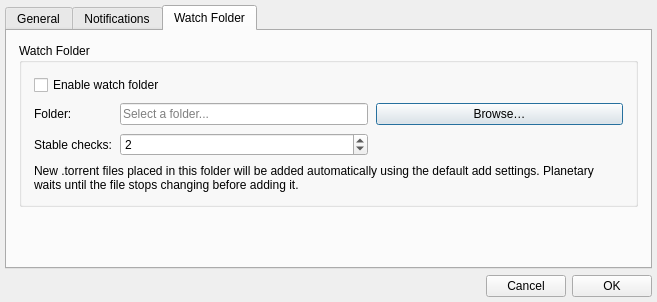
Before: the Qt Designer form appsettings.ui in mveinot/transmission-control, drawn with Qt 5.
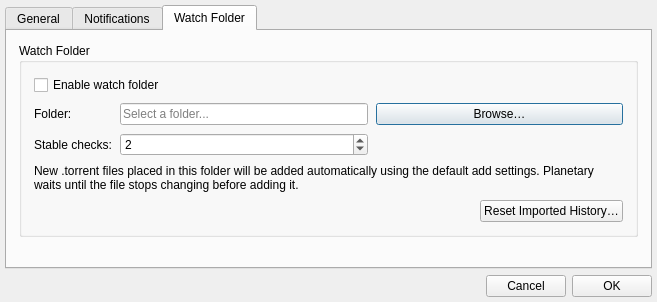
After: the same form once the commit is applied. The open tabs and pages were chosen to show the change.

The edit to the form file:
```diff
--- a/appsettings.ui
+++ b/appsettings.ui
@@ -317,6 +317,33 @@
             </property>
            </widget>
           </item>
+          <item row="4" column="1" colspan="2">
+           <layout class="QHBoxLayout" name="horizontalLayoutWatchFolderHistory">
+            <item>
+             <spacer name="horizontalSpacerWatchFolderHistory">
+              <property name="orientation">
+               <enum>Qt::Orientation::Horizontal</enum>
+              </property>
+              <property name="sizeHint" stdset="0">
+               <size>
+                <width>40</width>
+                <height>20</height>
+               </size>
+              </property>
+             </spacer>
+            </item>
+            <item>
+             <widget class="QPushButton" name="buttonResetWatchFolderHistory">
+              <property name="toolTip">
+               <string>Forget which .torrent files have already been imported from the watch folder.</string>
+              </property>
+              <property name="text">
+               <string>Reset Imported History…</string>
+              </property>
+             </widget>
+            </item>
+           </layout>
+          </item>
          </layout>
         </widget>
        </item>
```
